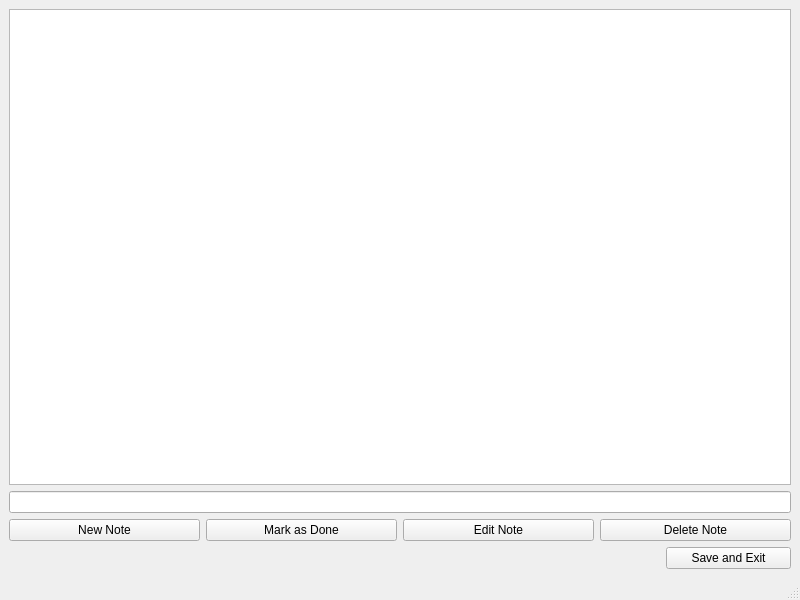
This is mainwindow.ui in cihansenyuz/notebook as Qt 5 draws it before an edit. The edited form follows.
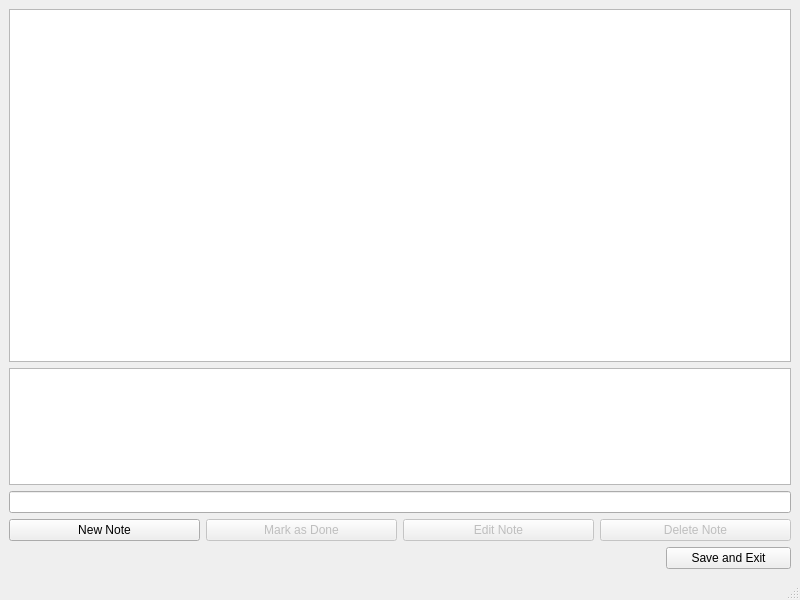
This is the edited form.

Commit message: buttons are enabled/disabled note selections

Patch:
```diff
--- a/mainwindow.ui
+++ b/mainwindow.ui
@@ -14,10 +14,13 @@
    <string>MainWindow</string>
   </property>
   <widget class="QWidget" name="centralwidget">
-   <layout class="QVBoxLayout" name="verticalLayout">
+   <layout class="QVBoxLayout" name="verticalLayout" stretch="3,1,0,0,0">
     <item>
      <widget class="QListWidget" name="listWidget"/>
     </item>
+    <item>
+     <widget class="QTextBrowser" name="textBrowser"/>
+    </item>
     <item>
      <widget class="QLineEdit" name="lineEdit"/>
     </item>
@@ -32,6 +35,12 @@
       </item>
       <item>
        <widget class="QPushButton" name="doneButton">
+        <property name="enabled">
+         <bool>false</bool>
+        </property>
+        <property name="statusTip">
+         <string>Mark the selected note as done</string>
+        </property>
         <property name="text">
          <string>Mark as Done</string>
         </property>
@@ -39,6 +48,12 @@
       </item>
       <item>
        <widget class="QPushButton" name="editButton">
+        <property name="enabled">
+         <bool>false</bool>
+        </property>
+        <property name="statusTip">
+         <string>Replace the selected note with the written one</string>
+        </property>
         <property name="text">
          <string>Edit Note</string>
         </property>
@@ -46,6 +61,12 @@
       </item>
       <item>
        <widget class="QPushButton" name="deleteButton">
+        <property name="enabled">
+         <bool>false</bool>
+        </property>
+        <property name="statusTip">
+         <string>Delete the selected note</string>
+        </property>
         <property name="text">
          <string>Delete Note</string>
         </property>
```
Left out of the diff: 6 changed lines with no effect on the pictures. The commit also changes 6 other files.
